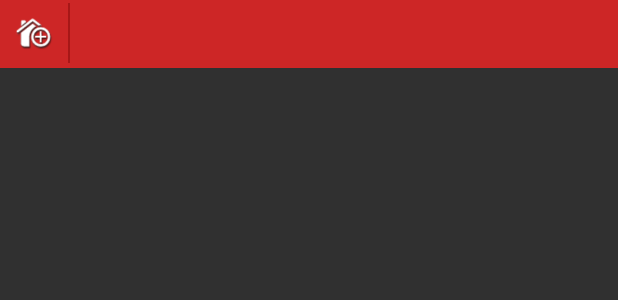
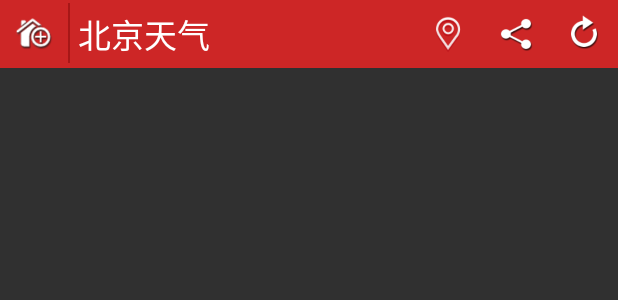
Before and after one commit to yinping1103/myweather, an Android app: the layout wether_info.xml on its own in the app's theme, with its tools: preview values and no code run, on a phone screen of 412 x 824 dp. Shown: the top 300 px of the screen. Run offline under Robolectric (Android 15) with nearby library versions, the phone set to English and light mode, and no system bars.

Commit message:
顶部工具栏

```diff
--- a/app/src/main/res/layout/wether_info.xml
+++ b/app/src/main/res/layout/wether_info.xml
@@ -21,11 +21,35 @@
             android:layout_toRightOf="@id/title_city_manager"
             android:background="#A71717"/>
         <TextView
+            android:id="@+id/title_city_name"
             android:layout_width="fill_parent"
             android:layout_height="fill_parent"
             android:layout_toRightOf="@id/city_seperator"
             android:gravity="center_vertical"
-            />
+            android:paddingLeft="5dp"
+            android:text="北京天气"
+            android:textColor="#ffffffff"
+            android:textSize="22.0sp" />
+        <ImageView
+            android:id="@+id/title_update_btn"
+            android:layout_width="45.0dip"
+            android:layout_height="45.0dip"
+            android:layout_alignParentRight="true"
+            android:layout_gravity="center"
+            android:src="@drawable/title_update" />
+        <ImageView
+            android:id="@+id/title_share"
+            android:layout_width="45dip"
+            android:layout_height="45dip"
+            android:layout_toLeftOf="@id/title_update_btn"
+            android:layout_gravity="center"
+            android:src="@drawable/title_share" />
+        <ImageView
+            android:id="@+id/tittle_location"
+            android:layout_width="45.0dip"
+            android:layout_height="45.0dip"
+            android:layout_toLeftOf="@id/title_share"
+            android:src="@drawable/base_action_bar_action_city" />
     </RelativeLayout>
 
 
```
Also changed, not shown: app/src/main/res/drawable-xhdpi/biz_plugin_weather_0_50.png (added), app/src/main/res/drawable-xhdpi/biz_plugin_weather_qing.png (added).
